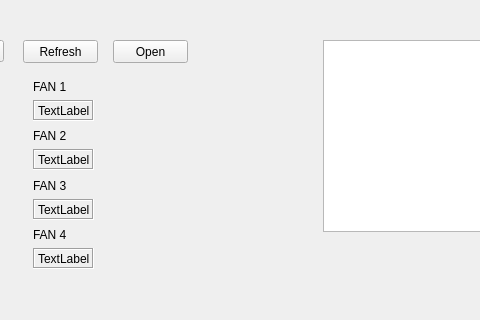
This is MCUInterface/mainwindow.ui in LimaBR/MCUInterface as Qt 5 draws it before an edit; both pictures show x 87 to 567 and y 0 to 320 of the 800 by 600 pixel window. The edited form follows.
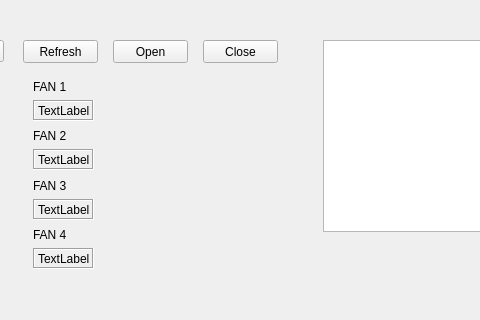
This is the edited form.

Commit message: Serial port close button

```diff
--- a/MCUInterface/mainwindow.ui
+++ b/MCUInterface/mainwindow.ui
@@ -398,6 +398,19 @@
      <string>Open</string>
     </property>
    </widget>
+   <widget class="QPushButton" name="closeButton">
+    <property name="geometry">
+     <rect>
+      <x>290</x>
+      <y>40</y>
+      <width>75</width>
+      <height>23</height>
+     </rect>
+    </property>
+    <property name="text">
+     <string>Close</string>
+    </property>
+   </widget>
   </widget>
   <widget class="QMenuBar" name="menubar">
    <property name="geometry">
```
The commit also changes 2 other files.
